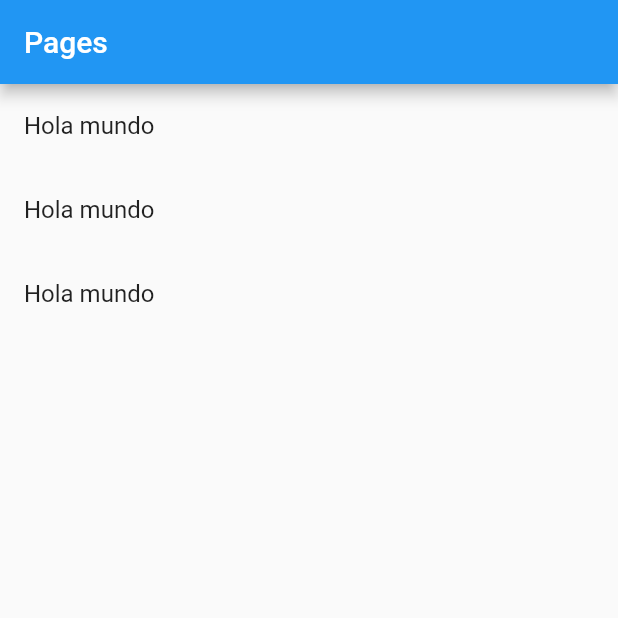
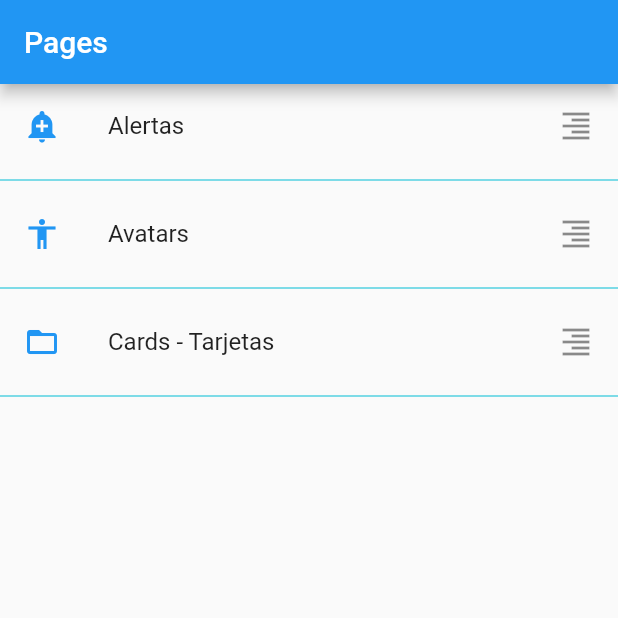
Before and after one commit to ocaparrostortosa/flutter-first-steps, a Flutter app: the screen it shows after launch, on a phone screen of 412 x 824 dp, the top half of it. Run offline on Flutter 3.47's test engine with Material 2 defaults, Android fonts, the phone set to English and light mode, and no system bars.

Commit message:
Add dynamic icons functionally in json lists

```diff
--- a/flutter_widgets/lib/main.dart
+++ b/flutter_widgets/lib/main.dart
@@ -1,5 +1,5 @@
 import 'package:flutter/material.dart';
-import 'package:flutter_widgets/src/pages/home_pages.dart';
+import 'package:flutter_widgets/src/pages/home_pages_json_list.dart';
 import 'package:flutter_widgets/src/pages/home_temp_lists.dart';
 
 void main() => runApp(MyApp());
--- a/flutter_widgets/lib/src/pages/home_pages.dart
+++ /dev/null
@@ -1,37 +0,0 @@
-import 'package:flutter/material.dart';
-import 'package:flutter_widgets/src/providers/menu_pages_provider.dart';
-
-class HomePagePages extends StatelessWidget {
-  @override
-  Widget build(BuildContext context) {
-    return Scaffold(
-      appBar: AppBar(
-        title: Text("Pages"),
-      ),
-      body: _lista(),
-      );
-  }
-}
-
-
-Widget _lista(){
-
-  print (menuProvider.opcion);
-
-  return ListView(
-
-    children: _listaItems(),
-
-  );
-
-}
-
-List<Widget> _listaItems() {
-
-  return [
-    ListTile(title: Text("Hola mundo"),),
-    ListTile(title: Text("Hola mundo"),),
-    ListTile(title: Text("Hola mundo"),)
-  ];
-
-}
--- /dev/null
+++ b/flutter_widgets/lib/src/pages/home_pages_json_list.dart
@@ -0,0 +1,59 @@
+import 'package:flutter/material.dart';
+import 'package:flutter_widgets/src/providers/menu_pages_provider.dart';
+import 'package:flutter_widgets/src/utils/icono_string_util.dart';
+
+class HomePagePages extends StatelessWidget {
+  @override
+  Widget build(BuildContext context) {
+    return Scaffold(
+      appBar: AppBar(
+        title: Text("Pages"),
+      ),
+      body: _lista(),
+      );
+  }
+}
+
+
+Widget _lista(){
+
+  return FutureBuilder(
+
+    future: menuProvider.loadData(),
+    initialData: [],
+    builder: (context, AsyncSnapshot<List<dynamic>> snapshot) {
+
+      return ListView(
+
+        children: _listaItems(snapshot.data),
+
+      );
+
+     },
+
+
+  );
+
+}
+
+List<Widget> _listaItems(List<dynamic> datos) {
+
+  final List<Widget> opciones = [];
+
+  datos.forEach((element) {
+
+    final widgetTemp = ListTile(
+
+      title: Text(element["texto"]),
+      leading: getIcon(element["icon"]), //Icono en base al string
+      trailing: Icon(Icons.format_align_right),
+
+    );
+
+    opciones..add(widgetTemp)..add( Divider( color: Colors.cyan, ) );
+
+  });
+
+  return opciones;
+
+}
```
Also changed, not shown: flutter_widgets/lib/src/providers/menu_pages_provider.dart (+10 -3 lines), flutter_widgets/lib/src/utils/icono_string_util.dart (added, +14 -0 lines).
